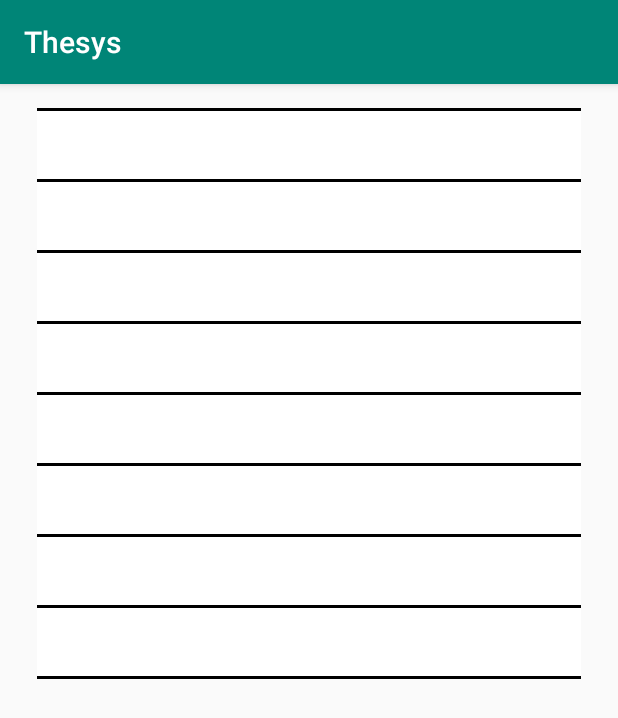
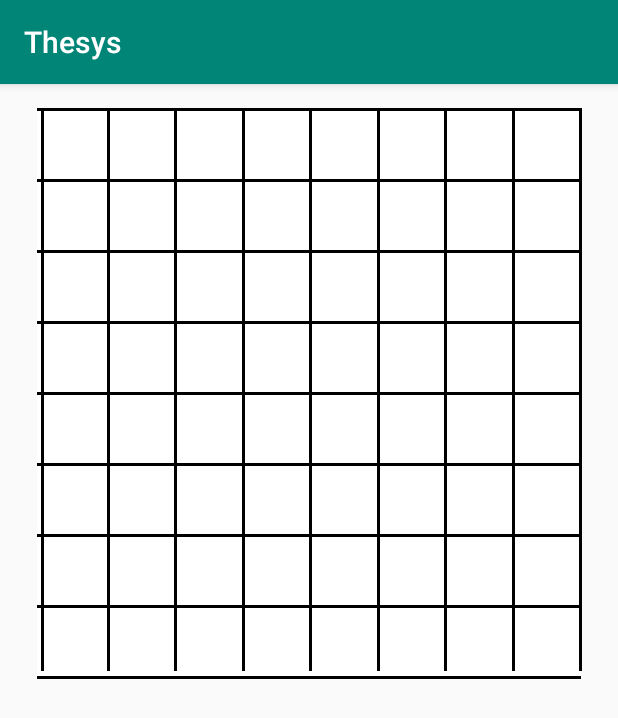
Before and after one commit to Iotaslair/Thesys, an Android app: the screen it shows after launch (MainActivity), on a phone screen of 412 x 824 dp. Shown: the top 718 px of the screen. Run offline under Robolectric (Android 15) with nearby library versions, the phone set to English and light mode, and no system bars.

Commit message:
Horz and Vert Lines

```diff
--- a/App/app/src/main/res/layout/activity_main.xml
+++ b/App/app/src/main/res/layout/activity_main.xml
@@ -5,6 +5,7 @@
     android:layout_width="match_parent"
     android:layout_height="match_parent"
     tools:context=".MainActivity">
+
 
     <LinearLayout
         android:id="@+id/ChessBoard"
@@ -19,10 +20,12 @@
         app:layout_constraintTop_toTopOf="parent">
 
         <View
-            android:id="@+id/view1"
+            android:id="@+id/horzLine1"
             android:layout_width="match_parent"
             android:layout_height="2dp"
-            android:background="@android:color/black" />
+            android:background="@android:color/black"
+            app:layout_constraintStart_toStartOf="@id/row1"
+            app:layout_constraintEnd_toEndOf="@id/row1"/>
 
         <androidx.constraintlayout.widget.ConstraintLayout
             android:id="@+id/row1"
@@ -39,17 +42,12 @@
                 app:layout_constraintStart_toStartOf="parent"
                 app:layout_constraintTop_toTopOf="parent">
 
-                <View
-                    android:id="@+id/hLine1"
-                    android:layout_width="10dp"
-                    android:layout_height="370dp"
-                    android:background="@android:color/holo_blue_bright" />
-
                 <ImageView
                     android:id="@+id/Inside1"
                     android:layout_width="match_parent"
                     android:layout_height="match_parent"
                     app:srcCompat="@android:color/background_light" />
+
             </FrameLayout>
 
             <FrameLayout
@@ -180,10 +178,10 @@
         </androidx.constraintlayout.widget.ConstraintLayout>
 
         <View
-            android:id="@+id/view2"
+            android:id="@+id/horzLine2"
             android:layout_width="match_parent"
             android:layout_height="2dp"
-            android:background="@android:color/black" />
+            android:background="@android:color/black"/>
 
         <androidx.constraintlayout.widget.ConstraintLayout
             android:id="@+id/row2"
@@ -330,10 +328,11 @@
         </androidx.constraintlayout.widget.ConstraintLayout>
 
         <View
-            android:id="@+id/view3"
+            android:id="@+id/horzLine3"
             android:layout_width="match_parent"
             android:layout_height="2dp"
-            android:background="@android:color/black" />
+            android:background="@android:color/black"
+            app:layout_constraintStart_toStartOf="@id/row1"/>
 
         <androidx.constraintlayout.widget.ConstraintLayout
             android:id="@+id/row3"
@@ -479,7 +478,7 @@
         </androidx.constraintlayout.widget.ConstraintLayout>
 
         <View
-            android:id="@+id/view4"
+            android:id="@+id/horzLine4"
             android:layout_width="match_parent"
             android:layout_height="2dp"
             android:background="@android:color/black" />
@@ -628,7 +627,7 @@
         </androidx.constraintlayout.widget.ConstraintLayout>
 
         <View
-            android:id="@+id/view5"
+            android:id="@+id/horzLine5"
             android:layout_width="match_parent"
             android:layout_height="2dp"
             android:background="@android:color/black" />
@@ -777,7 +776,7 @@
         </androidx.constraintlayout.widget.ConstraintLayout>
 
         <View
-            android:id="@+id/view6"
+            android:id="@+id/horzLine6"
             android:layout_width="match_parent"
             android:layout_height="2dp"
             android:background="@android:color/black" />
@@ -926,7 +925,7 @@
         </androidx.constraintlayout.widget.ConstraintLayout>
 
         <View
-            android:id="@+id/view7"
+            android:id="@+id/horzLine7"
             android:layout_width="match_parent"
             android:layout_height="2dp"
             android:background="@android:color/black" />
@@ -1075,7 +1074,7 @@
         </androidx.constraintlayout.widget.ConstraintLayout>
 
         <View
-            android:id="@+id/view8"
+            android:id="@+id/horzLine8"
             android:layout_width="match_parent"
             android:layout_height="2dp"
             android:background="@android:color/black" />
@@ -1224,12 +1223,111 @@
         </androidx.constraintlayout.widget.ConstraintLayout>
 
         <View
-            android:id="@+id/view9"
+            android:id="@+id/horzLine9"
             android:layout_width="match_parent"
             android:layout_height="2dp"
             android:background="@android:color/black" />
 
     </LinearLayout>
 
+    <View
+        android:id="@+id/vertLine1"
+        android:layout_width="2dp"
+        android:layout_height="375dp"
+        android:layout_marginStart="27dp"
+        android:layout_marginLeft="27dp"
+        android:layout_marginTop="16dp"
+        android:background="@android:color/black"
+        app:layout_constraintStart_toStartOf="parent"
+        app:layout_constraintTop_toTopOf="parent" />
+
+    <View
+        android:id="@+id/vertLine2"
+        android:layout_width="2dp"
+        android:layout_height="375dp"
+        android:layout_marginStart="71dp"
+        android:layout_marginLeft="71dp"
+        android:layout_marginTop="16dp"
+        android:background="@android:color/black"
+        app:layout_constraintStart_toStartOf="parent"
+        app:layout_constraintTop_toTopOf="parent" />
+
+    <View
+        android:id="@+id/vertLine3"
+        android:layout_width="2dp"
+        android:layout_height="375dp"
+        android:layout_marginStart="116dp"
+        android:layout_marginLeft="116dp"
+        android:layout_marginTop="16dp"
+        android:background="@android:color/black"
+        app:layout_constraintStart_toStartOf="parent"
+        app:layout_constraintTop_toTopOf="parent" />
+
+    <View
+        android:id="@+id/vertLine4"
+        android:layout_width="2dp"
+        android:layout_height="375dp"
+        android:layout_marginStart="161dp"
+        android:layout_marginLeft="161dp"
+        android:layout_marginTop="16dp"
+        android:background="@android:color/black"
+        app:layout_constraintStart_toStartOf="parent"
+        app:layout_constraintTop_toTopOf="parent" />
+
+    <View
+        android:id="@+id/vertLine5"
+        android:layout_width="2dp"
+        android:layout_height="375dp"
+        android:layout_marginStart="206dp"
+        android:layout_marginLeft="206dp"
+        android:layout_marginTop="16dp"
+        android:background="@android:color/black"
+        app:layout_constraintStart_toStartOf="parent"
+        app:layout_constraintTop_toTopOf="parent" />
+
+    <View
+        android:id="@+id/vertLine6"
+        android:layout_width="2dp"
+        android:layout_height="375dp"
+        android:layout_marginStart="251dp"
+        android:layout_marginLeft="251dp"
+        android:layout_marginTop="16dp"
+        android:background="@android:color/black"
+        app:layout_constraintStart_toStartOf="parent"
+        app:layout_constraintTop_toTopOf="parent" />
+
+    <View
+        android:id="@+id/vertLine7"
+        android:layout_width="2dp"
+        android:layout_height="375dp"
+        android:layout_marginStart="296dp"
+        android:layout_marginLeft="296dp"
+        android:layout_marginTop="16dp"
+        android:background="@android:color/black"
+        app:layout_constraintStart_toStartOf="parent"
+        app:layout_constraintTop_toTopOf="parent" />
+
+    <View
+        android:id="@+id/vertLine8"
+        android:layout_width="2dp"
+        android:layout_height="375dp"
+        android:layout_marginStart="341dp"
+        android:layout_marginLeft="341dp"
+        android:layout_marginTop="16dp"
+        android:background="@android:color/black"
+        app:layout_constraintStart_toStartOf="parent"
+        app:layout_constraintTop_toTopOf="parent" />
+
+    <View
+        android:id="@+id/vertLine9"
+        android:layout_width="2dp"
+        android:layout_height="375dp"
+        android:layout_marginStart="386dp"
+        android:layout_marginLeft="386dp"
+        android:layout_marginTop="16dp"
+        android:background="@android:color/black"
+        app:layout_constraintStart_toStartOf="parent"
+        app:layout_constraintTop_toTopOf="parent" />
+
 
 </androidx.constraintlayout.widget.ConstraintLayout>
```
